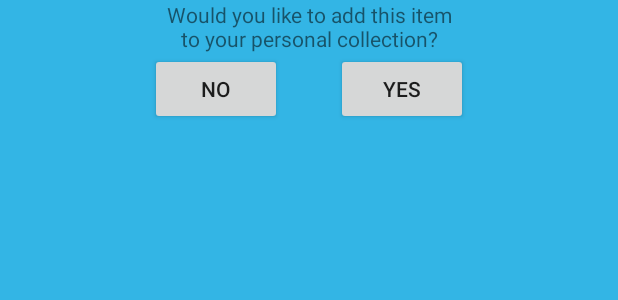
After one commit to shalomhalbert/GameCollector, an Android app: the layout add_collectable_popup.xml on its own in the app's theme, with its tools: preview values and no code run, on a phone screen of 412 x 824 dp. The commit adds this screen. Shown: the top 300 px of the screen. Run offline under Robolectric (Android 15) with nearby library versions, the phone set to English and light mode, and no system bars.

Commit message:
Created layout for popup + supplied Strings
Popup is used to confirm whether user wants to add a collectable to
their collection.

```diff
--- /dev/null
+++ b/app/src/main/res/layout/add_collectable_popup.xml
@@ -0,0 +1,34 @@
+<?xml version="1.0" encoding="utf-8"?>
+<RelativeLayout xmlns:android="http://schemas.android.com/apk/res/android"
+    android:id="@+id/relative_layout_add_collectable_popup"
+    android:layout_width="match_parent"
+    android:layout_height="match_parent"
+    android:orientation="vertical"
+    android:background="@android:color/holo_blue_light">
+
+    <TextView
+        android:id="@+id/popup_question"
+        android:layout_width="wrap_content"
+        android:layout_height="wrap_content"
+        android:text="@string/popup_question"
+        android:textAlignment="center"
+        android:layout_centerHorizontal="true"/>
+
+    <Button
+        android:id="@+id/decline_addition"
+        android:layout_width="wrap_content"
+        android:layout_height="wrap_content"
+        android:text="@string/decline_addition"
+        android:layout_below="@id/popup_question"
+        android:layout_marginLeft="100dp"/>
+
+    <Button
+        android:id="@+id/confirm_addition"
+        android:layout_width="wrap_content"
+        android:layout_height="wrap_content"
+        android:text="@string/confirm_addition"
+        android:layout_below="@id/popup_question"
+        android:layout_alignParentRight="true"
+        android:layout_marginRight="100dp"/>
+
+</RelativeLayout>
--- a/app/src/main/res/values/strings.xml
+++ b/app/src/main/res/values/strings.xml
@@ -9,4 +9,9 @@
 
     <!--Empty search activity filler text-->
     <string name="type_to_search">Type what you want to search</string>
+
+    <!--add_collectable_popup Strings-->
+    <string name="popup_question">Would you like to add this item\nto your personal collection?</string>
+    <string name="decline_addition">No</string>
+    <string name="confirm_addition">Yes</string>
 </resources>
```
